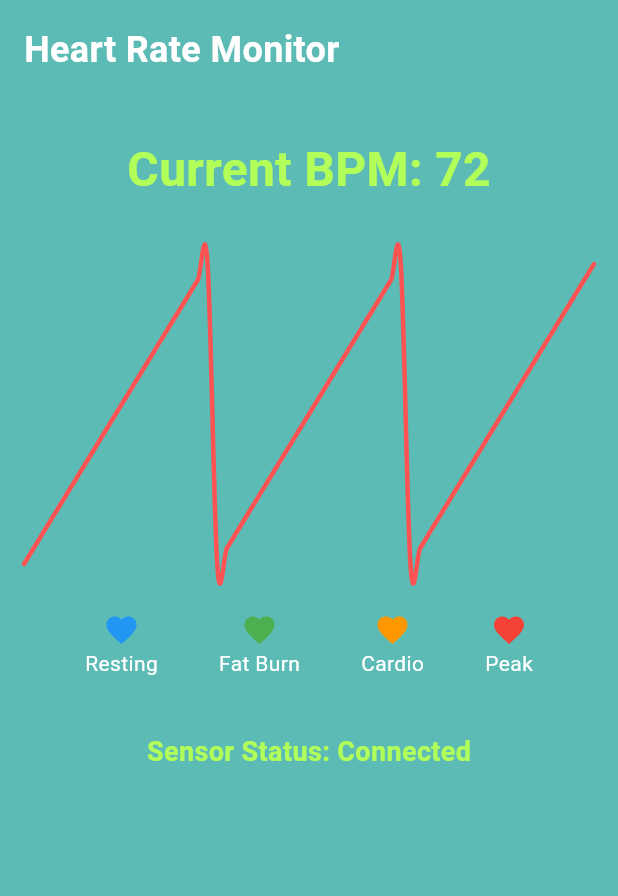
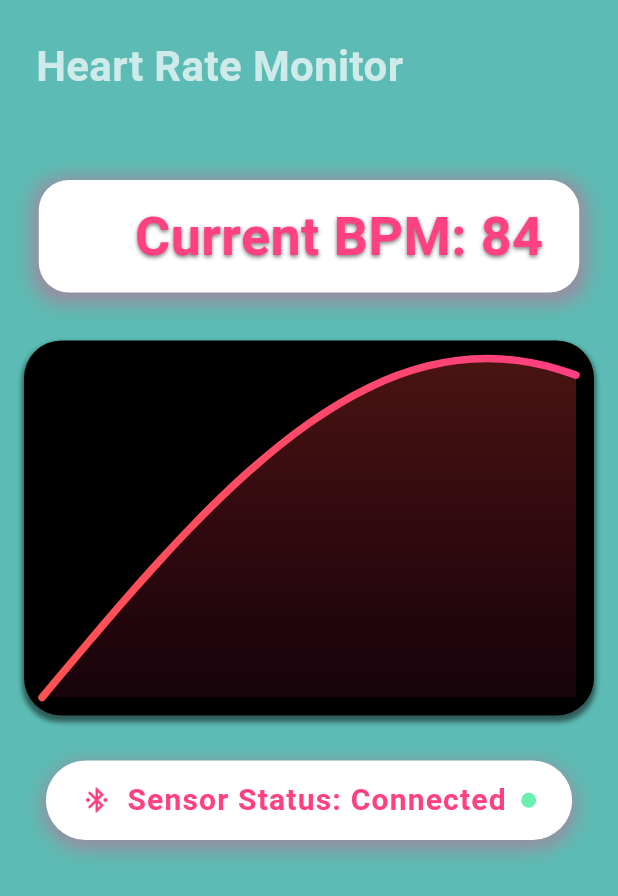
Before and after one commit to HusseinSKhazem/heartBeats, a Flutter app: the SecondScreen screen opened directly, on a phone screen of 412 x 824 dp. Shown: the top 896 px of the screen. Run offline on Flutter 3.47's test engine with Material 3 defaults, Android fonts, the phone set to English and light mode, and no system bars; drawn by our look-alikes of fl_chart; our stand-ins replace animate_do, audioplayers, connectivity, connectivity_plus, curved_navigation_bar, image_picker and 1 more; missing offline and left inert: heart_bpm; accounts and stored records are empty.

Commit message:
implemented Smart rate screen

```diff
--- a/lib/Screens/Smart_Rate_Screen.dart
+++ b/lib/Screens/Smart_Rate_Screen.dart
@@ -1,5 +1,8 @@
+import 'dart:async';
+import 'dart:math' as math;
 import 'package:fl_chart/fl_chart.dart';
 import 'package:flutter/material.dart';
+import 'package:flutter/services.dart';
 import 'package:heartbeats/constants/Constants.dart';
 
 class SecondScreen extends StatefulWidget {
@@ -10,39 +13,117 @@ class SecondScreen extends StatefulWidget {
 }
 
 class _SecondScreenState extends State<SecondScreen> {
-  final List<FlSpot> bpmData = List.generate(
-      60, (index) => FlSpot(index.toDouble(), (60 + (index % 20)).toDouble()));
+  final List<FlSpot> bpmData = [];
+  double time = 0;
+  Timer? timer;
+
+  @override
+  void initState() {
+    super.initState();
+    timer = Timer.periodic(const Duration(milliseconds: 100), (timer) {
+      setState(() {
+        final nextValue = 70 + 15 * math.sin(time * 2 * math.pi / 6);
+        if (bpmData.length > 60) {
+          bpmData.removeAt(0);
+          bpmData.add(FlSpot(time, nextValue));
+        } else {
+          bpmData.add(FlSpot(time, nextValue));
+        }
+        time += 0.1;
+      });
+    });
+  }
+
+  @override
+  void dispose() {
+    timer?.cancel();
+    super.dispose();
+  }
+
   @override
   Widget build(BuildContext context) {
     return Scaffold(
       backgroundColor: primaryColor,
-      body: SafeArea(
+      body: AnnotatedRegion<SystemUiOverlayStyle>(
+        value: SystemUiOverlayStyle.light,
+        child: SafeArea(
           child: SingleChildScrollView(
             child: Column(
               crossAxisAlignment: CrossAxisAlignment.start,
               children: [
                 const Padding(
-                padding: EdgeInsets.all(16.0),
+                  padding:  EdgeInsets.all(24.0),
                   child: Text("Heart Rate Monitor",
                       style: TextStyle(
-                        color: Colors.white,
-                        fontSize: 24,
+                          color: Colors.white70,
+                          fontSize: 28,
                           fontWeight: FontWeight.bold)),
                 ),
-              const Center(
+                Center(
   child: Padding(
-                  padding: EdgeInsets.symmetric(vertical: 24.0),
-                  child: Text("Current BPM: 72",
+    padding: const EdgeInsets.symmetric(vertical: 32.0),
+    child: Container(
+      padding: const EdgeInsets.symmetric(horizontal: 24.0, vertical: 12.0),
+      decoration: BoxDecoration(
+        gradient: const LinearGradient(
+          colors: [Colors.white, Colors.white],
+          begin: Alignment.topLeft,
+          end: Alignment.bottomRight,
+        ),
+        boxShadow: [
+          BoxShadow(
+            color: Colors.pinkAccent.withOpacity(0.4),
+            spreadRadius: 4,
+            blurRadius: 10,
+            offset:const  Offset(0, 3),
+          ),
+        ],
+        borderRadius: BorderRadius.circular(20),
+      ),
+      child: Row(
+        mainAxisSize: MainAxisSize.min,
+        children: [
+        const  Icon(Icons.favorite, color: Colors.white, size: 30),
+         const  SizedBox(width: 10),
+          Text(
+            "Current BPM: ${bpmData.isNotEmpty ? bpmData.last.y.toInt() : '--'}",
             style: TextStyle(
-                          color: Colors.lightGreenAccent,
-                          fontSize: 32,
-                          fontWeight: FontWeight.bold)),
+              color: Colors.pinkAccent,
+              fontSize: 36,
+              fontWeight: FontWeight.bold,
+              shadows: <Shadow>[
+                Shadow(
+                  offset: Offset(0, 1),
+                  blurRadius: 3,
+                  color: Colors.black.withOpacity(0.5),
+                ),
+              ],
             ),
           ),
+        ],
+      ),
+    ),
+  ),
+),
+
                 Padding(
-  padding: const EdgeInsets.all(16.0),
+                  padding: const EdgeInsets.symmetric(horizontal: 16.0),
                   child: Container(
-    height: 200,
+                    height: 250,
+                    decoration: BoxDecoration(
+                      borderRadius: BorderRadius.circular(25),
+                      color: Colors.black,
+                      boxShadow: [
+                        BoxShadow(
+                          color: Colors.black.withOpacity(0.5),
+                          spreadRadius: 1,
+                          blurRadius: 2,
+                          offset: Offset(0, 3),
+                        ),
+                      ],
+                    ),
+                    child: Padding(
+                      padding: const EdgeInsets.all(12.0),
                       child: LineChart(
                         LineChartData(
                           gridData: FlGridData(show: false),
@@ -52,50 +133,84 @@ class _SecondScreenState extends State<SecondScreen> {
                             LineChartBarData(
                               spots: bpmData,
                               isCurved: true,
-            color: Colors.redAccent,
-            barWidth: 3,
+                              gradient: const LinearGradient(
+                                colors: [
+                                  Colors.redAccent,
+                                  Colors.pinkAccent,
+                                ],
+                                begin: Alignment.centerLeft,
+                                end: Alignment.centerRight,
+                              ),
+                              barWidth: 5,
                               isStrokeCapRound: true,
-            dotData: FlDotData(show: false),
-            belowBarData: BarAreaData(show: false),
+                              dotData:const  FlDotData(show: false),
+                              belowBarData: BarAreaData(
+                                show: true,
+                                gradient: LinearGradient(
+                                  colors: [
+                                    Colors.red.withOpacity(0.3),
+                                    Colors.pink.withOpacity(0.1),
+                                  ],
+                                  begin: Alignment.topCenter,
+                                  end: Alignment.bottomCenter,
+                                ),
+                              ),
                             ),
                           ],
                         ),
                       ),
                     ),
                   ),
-              Padding(
-                padding: const EdgeInsets.all(16.0),
-                child: Row(
-                  mainAxisAlignment: MainAxisAlignment.spaceEvenly,
-                  children: [
-                    _buildHeartRateZone("Resting", Colors.blue),
-                    _buildHeartRateZone("Fat Burn", Colors.green),
-                    _buildHeartRateZone("Cardio", Colors.orange),
-                    _buildHeartRateZone("Peak", Colors.red),
+                ),
+                const SizedBox(height: 30),
+                Center(
+  child: AnimatedContainer(
+    duration: const Duration(milliseconds: 500),
+    padding: const EdgeInsets.symmetric(horizontal: 24.0, vertical: 12.0),
+    decoration: BoxDecoration(
+      color: Colors.white,
+      borderRadius: BorderRadius.circular(30),
+      boxShadow: [
+        BoxShadow(
+          color: Colors.pinkAccent.withOpacity(0.4),
+          spreadRadius: 2,
+          blurRadius: 10,
+          offset: Offset(0, 4),
+        ),
       ],
     ),
+    child: Row(
+      mainAxisSize: MainAxisSize.min,
+      children: [
+       const Icon(Icons.bluetooth_connected, color: Colors.pinkAccent, size: 20),
+       const SizedBox(width: 10),
+       const Text(
+          "Sensor Status: Connected",
+          style: TextStyle(
+            color: Colors.pinkAccent,
+            fontSize: 20,
+            fontWeight: FontWeight.bold,
+            letterSpacing: 0.8,
           ),
-              const SizedBox(height: 20),
-              const Center(
-                child: Text("Sensor Status: Connected",
-                    style: TextStyle(
-                        color: Colors.lightGreenAccent,
-                        fontSize: 18,
-                        fontWeight: FontWeight.bold)),
+        ),
+        const SizedBox(width: 10),
+        Container(
+          width: 10,
+          height: 10,
+          decoration:const BoxDecoration(
+            shape: BoxShape.circle,
+            color: Colors.greenAccent,
+          ),
         ),
       ],
     ),
   ),
 ),
-    );
-  }
-
-  Widget _buildHeartRateZone(String zone, Color color) {
-    return Column(
-      children: [
-        Icon(Icons.favorite, color: color),
-        Text(zone, style:  const TextStyle(color: Colors.white)),
               ],
+            ),
+          ),
+        ),
+      ),
     );
   }
 }
```
Lines whose indentation alone changed are shown as unchanged.
